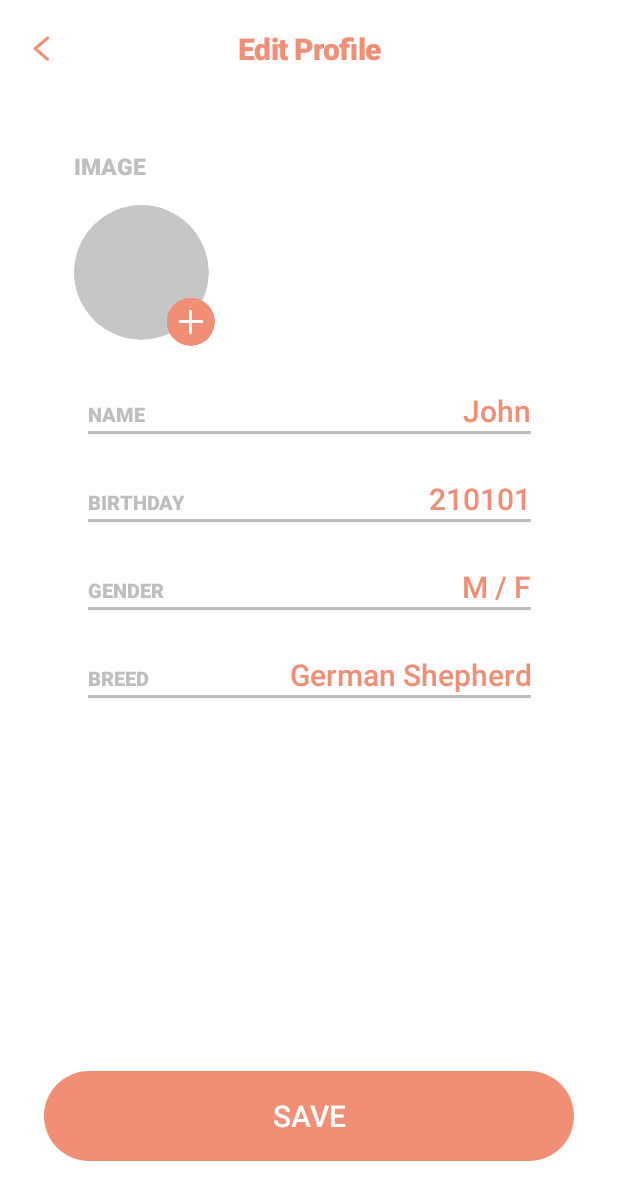
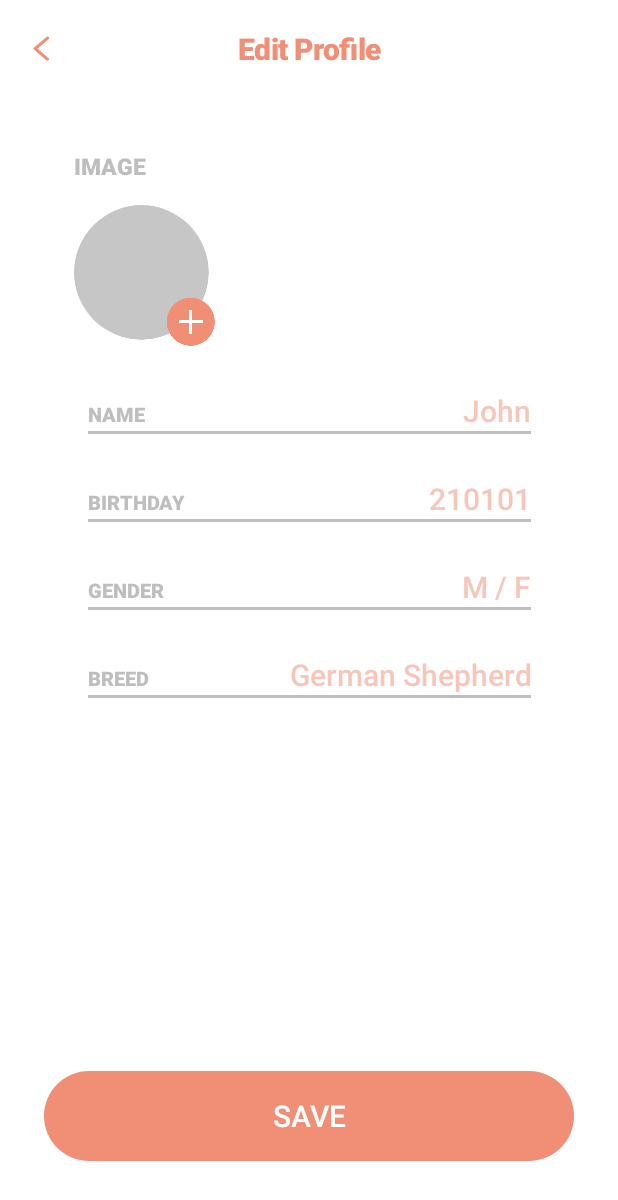
Before and after one commit to StevenHeo/PetCare, an Android app: the EditActivity screen opened directly, with no data from a screen before it, on a phone screen of 412 x 824 dp. Shown: the top 1200 px of the screen. Run offline under Robolectric (Android 15) with nearby library versions, the phone set to English and light mode, and no system bars; our stand-ins replace CircleImageView, Room's generated code; 1 statement that could not run was skipped.

Commit message:
Fix edit_profile.xml UI
-color
-maxLength

```diff
--- a/app/src/main/res/layout/activity_edit_profile.xml
+++ b/app/src/main/res/layout/activity_edit_profile.xml
@@ -117,7 +117,7 @@
                 android:textSize="20sp"
                 android:textStyle="normal"
                 android:hint="John"
-                android:textColorHint="#f08e76"
+                android:textColorHint="#80F08E76"
                 android:inputType="text"
                 />
         </LinearLayout>
@@ -142,6 +142,7 @@
                 android:textStyle="bold"/>
 
             <EditText
+                android:maxLength="6"
                 android:id="@+id/birthday1"
                 android:layout_width="wrap_content"
                 android:layout_height="wrap_content"
@@ -153,7 +154,7 @@
                 android:inputType="date"
                 android:lineSpacingExtra="6sp"
                 android:textColor="#f08e76"
-                android:textColorHint="#f08e76"
+                android:textColorHint="#80F08E76"
                 android:textSize="20sp"
                 android:textStyle="normal" />
         </LinearLayout>
@@ -178,6 +179,7 @@
                 android:textStyle="bold" />
 
             <EditText
+                android:maxLength="1"
                 android:id="@+id/gender1"
                 android:layout_width="wrap_content"
                 android:layout_height="wrap_content"
@@ -189,7 +191,7 @@
                 android:inputType="text"
                 android:lineSpacingExtra="6sp"
                 android:textColor="#f08e76"
-                android:textColorHint="#f08e76"
+                android:textColorHint="#80F08E76"
                 android:textSize="20sp"
                 android:textStyle="normal" />
         </LinearLayout>
@@ -225,7 +227,7 @@
                 android:inputType="text"
                 android:lineSpacingExtra="6sp"
                 android:textColor="#f08e76"
-                android:textColorHint="#f08e76"
+                android:textColorHint="#80F08E76"
                 android:textSize="20sp"
                 android:textStyle="normal" />
         </LinearLayout>
```
